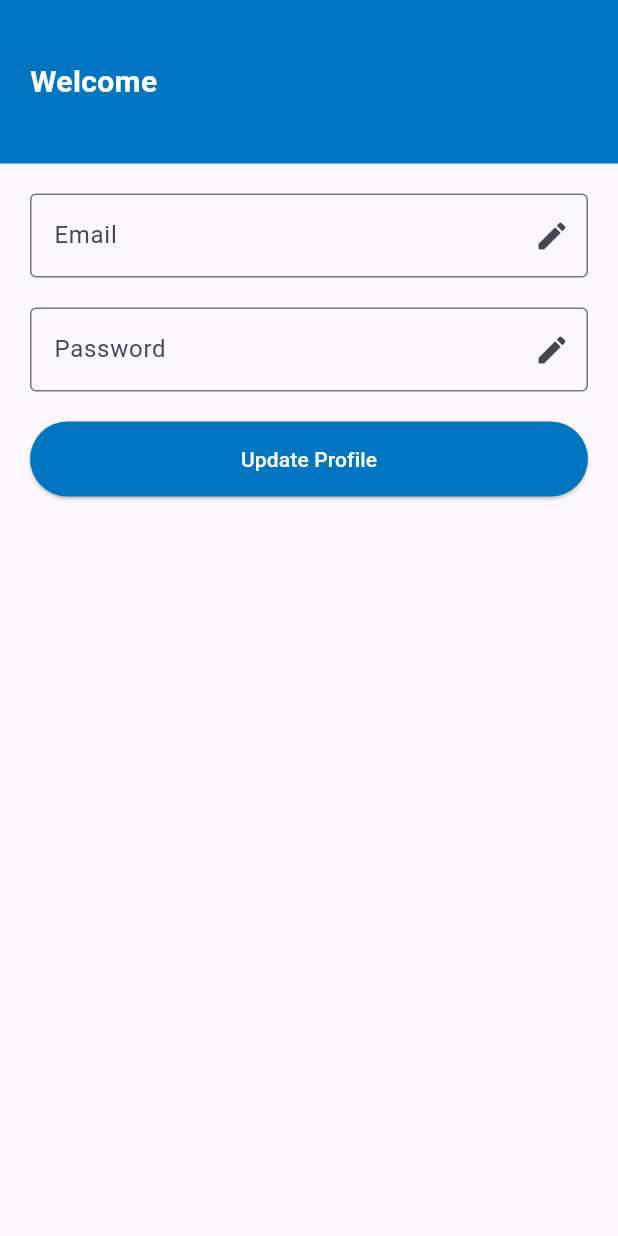
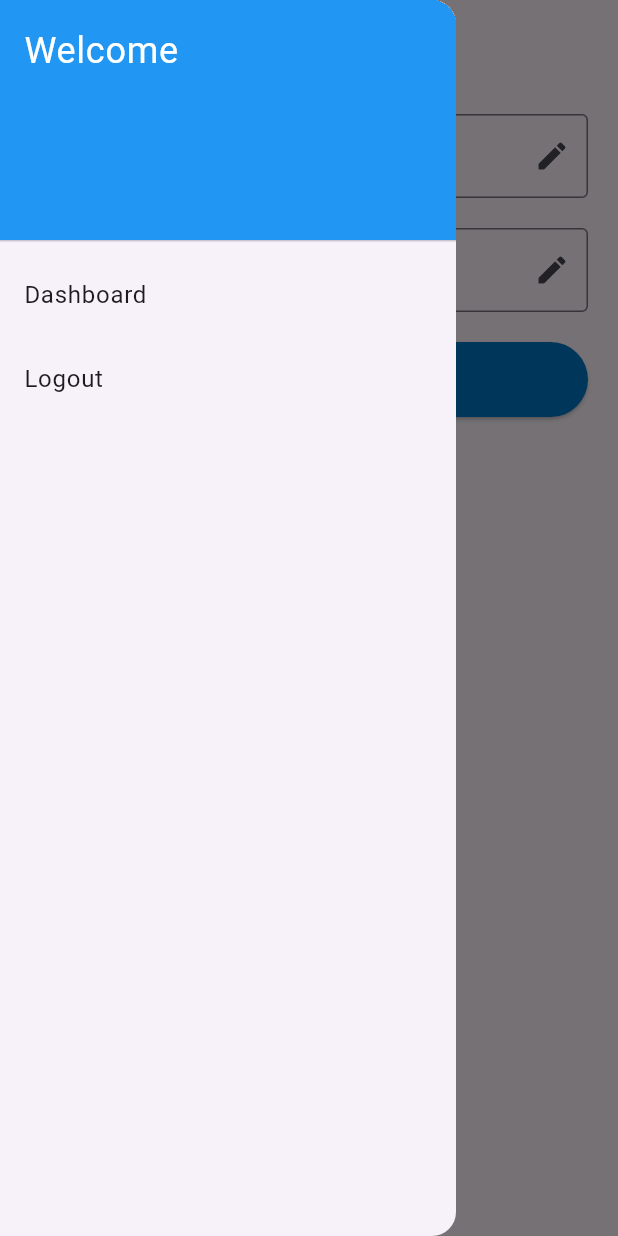
Before and after one commit to khaledd20/EFFD, a Flutter app: the AnalyzerProfile screen opened directly with empty values, with the side drawer open (before the commit the screen has no drawer), on a phone screen of 412 x 824 dp. Run offline on Flutter 3.47's test engine with Material 3 defaults, Android fonts, the phone set to English and light mode, and no system bars; our stand-ins replace cloud_firestore, firebase_auth, firebase_core, flutter_easyloading, flutter_local_notifications, permission_handler; accounts and stored records are empty; network calls fail; statements that could not run were skipped.

Commit message:
flutter update

```diff
--- a/lib/main.dart
+++ b/lib/main.dart
@@ -1,7 +1,7 @@
 import 'package:flutter/material.dart';
 import 'package:firebase_core/firebase_core.dart';
 import 'package:flutter/foundation.dart' show kIsWeb;
-
+import 'package:flutter_easyloading/flutter_easyloading.dart';
 import 'models/dataGenerator.dart';
 import 'views/android_flow/android_login_screen.dart';
 import 'views/web_flow/web_login_screen.dart';
@@ -32,6 +32,7 @@ class MyApp extends StatelessWidget {
   Widget build(BuildContext context) {
     return MaterialApp(
       title: 'EFFD',
+      builder: EasyLoading.init(),
       home: kIsWeb ? WebLoginScreen() : AndroidLoginScreen(),
     );
   }
--- a/lib/views/web_flow/AnalyzerProfile .dart
+++ b/lib/views/web_flow/AnalyzerProfile .dart
@@ -1,6 +1,8 @@
 import 'package:flutter/material.dart';
 import 'package:firebase_auth/firebase_auth.dart';
 import 'package:cloud_firestore/cloud_firestore.dart';
+import 'AnalyzerDashboard .dart';
+import 'web_login_screen.dart';
 
 class AnalyzerProfile extends StatefulWidget {
   final String userId;
@@ -18,10 +20,23 @@ class _AnalyzerProfileState extends State<AnalyzerProfile> {
   bool _editPassword = false;
   String _userName = '';
 
+  // Store the updated email and password
+  String _updatedEmail = '';
+  String _updatedPassword = '';
+
   @override
   void initState() {
     super.initState();
+    // Initialize Firebase authentication
+    FirebaseAuth.instance.authStateChanges().listen((User? user) {
+      if (user != null) {
+        // User is signed in
         _getUserData();
+      } else {
+        // User is signed out
+        // You might want to handle this case accordingly
+      }
+    });
   }
 
   Future<void> _getUserData() async {
@@ -31,7 +46,6 @@ class _AnalyzerProfileState extends State<AnalyzerProfile> {
     setState(() {
       _userName = userSnapshot['username'];
       _emailController.text = userSnapshot['email'];
-      // It's generally not secure to store and display passwords in clear text.
       _passwordController.text = userSnapshot['password'];
     });
   }
@@ -39,22 +53,51 @@ class _AnalyzerProfileState extends State<AnalyzerProfile> {
   @override
   Widget build(BuildContext context) {
     return Scaffold(
+      appBar: AppBar(
+        title: Text('Profile page'),
+      ),
+      drawer: Drawer(
+        child: ListView(
+          padding: EdgeInsets.zero,
+          children: <Widget>[
+            DrawerHeader(
+              decoration: BoxDecoration(
+                color: Colors.blue,
+              ),
+              child: Text(
+                'Welcome $_userName',
+                style: TextStyle(
+                  color: Colors.white,
+                  fontSize: 24,
+                ),
+              ),
+            ),
+            ListTile(
+              title: Text('Dashboard'),
+              onTap: () {
+                Navigator.pop(context);
+                Navigator.push(
+                  context,
+                  MaterialPageRoute(builder: (context) => AnalyzerDashboard(userId: widget.userId)),
+                );
+              },
+            ),
+            ListTile(
+              title: Text('Logout'),
+              onTap: () {
+                Navigator.pop(context);
+                Navigator.push(
+                  context,
+                  MaterialPageRoute(builder: (context) => WebLoginScreen()),
+                );
+              },
+            ),
+          ],
+        ),
+      ),
       body: SingleChildScrollView(
         child: Column(
           children: [
-            Container(
-              color: Color(0xFF0175c2),
-              width: double.infinity,
-              padding: EdgeInsets.symmetric(vertical: 40, horizontal: 20),
-              child: Text(
-                'Welcome $_userName',
-                style: TextStyle(
-                  fontWeight: FontWeight.bold,
-                  fontSize: 20.0,
-                  color: Colors.white,
-                ),
-              ),
-            ),
             Padding(
               padding: EdgeInsets.all(20.0),
               child: Column(
@@ -71,7 +114,8 @@ class _AnalyzerProfileState extends State<AnalyzerProfile> {
                               onPressed: () {
                                 setState(() {
                                   _editEmail = false;
-                                  // Implement the logic to save the updated email
+                                  // Save the updated email
+                                  _updatedEmail = _emailController.text;
                                 });
                               },
                             )
@@ -98,7 +142,8 @@ class _AnalyzerProfileState extends State<AnalyzerProfile> {
                               onPressed: () {
                                 setState(() {
                                   _editPassword = false;
-                                  // Implement the logic to save the updated password
+                                  // Save the updated password
+                                  _updatedPassword = _passwordController.text;
                                 });
                               },
                             )
@@ -119,8 +164,8 @@ class _AnalyzerProfileState extends State<AnalyzerProfile> {
                     onPressed: () => updateProfile(context),
                     child: Text('Update Profile'),
                     style: ElevatedButton.styleFrom(
-                      primary: Color(0xFF0175c2),
-                      onPrimary: Colors.white,
+                      foregroundColor: Colors.white,
+                      backgroundColor: Color(0xFF0175c2),
                       minimumSize: Size(double.infinity, 50),
                     ),
                   ),
@@ -133,18 +178,20 @@ class _AnalyzerProfileState extends State<AnalyzerProfile> {
     );
   }
 
-
-
  void updateProfile(BuildContext context) async {
   // Get the current user
   User? user = FirebaseAuth.instance.currentUser;
 
   if (user != null) {
+    // Initialize updated email and password here
+    String updatedEmail = _emailController.text;
+    String updatedPassword = _passwordController.text;
+
     try {
-        // Perform the update operation with Firestore
+      // Perform the update operation with Firestore using the updated email and password
       await FirebaseFirestore.instance.collection('webUsers').doc(widget.userId).update({
-          'email': _emailController.text,
-          'password': _passwordController.text,
+        'email': updatedEmail, // Use the updated email
+        'password': updatedPassword, // Use the updated password
       });
 
       // Show a success message or navigate to another screen
@@ -158,6 +205,13 @@ class _AnalyzerProfileState extends State<AnalyzerProfile> {
       );
       print(e.toString());
     }
+  } else {
+    // Handle the case when user is null (not logged in)
+    // You can prompt the user to log in or handle it according to your app's logic
+    ScaffoldMessenger.of(context).showSnackBar(
+      SnackBar(content: Text('$_userName, you need to log in to update your profile')),
+    );
   }
 }
+
 }
--- a/lib/views/web_flow/WebRegistrationScreen .dart
+++ b/lib/views/web_flow/WebRegistrationScreen .dart
@@ -125,8 +125,7 @@ class _WebRegistrationScreenState extends State<WebRegistrationScreen> {
                     onPressed: () => performRegistration(context),
                     child: Text('Sign up'),
                     style: ElevatedButton.styleFrom(
-                      primary: Colors.blue,
-                      onPrimary: Colors.white,
+                      foregroundColor: Colors.white, backgroundColor: Colors.blue,
                       minimumSize: Size(double.infinity, 50),
                     ),
                   ),
--- a/pubspec.yaml
+++ b/pubspec.yaml
@@ -41,8 +41,9 @@ dependencies:
   http: ^1.1.0
   firebase_auth: ^4.16.0
   email_validator: ^2.1.17
-  flutter_local_notifications: ^16.3.2
+  flutter_local_notifications: ^17.0.0
   permission_handler: ^11.0.1
+  flutter_easyloading: ^3.0.5
 
 dev_dependencies:
   flutter_test:
```
Also changed, not shown: lib/views/web_flow/AnalyzerDashboard .dart (+87 -5 lines), lib/views/web_flow/web_login_screen.dart (+2 -5 lines), pubspec.lock. Lines whose indentation alone changed are shown as unchanged.
